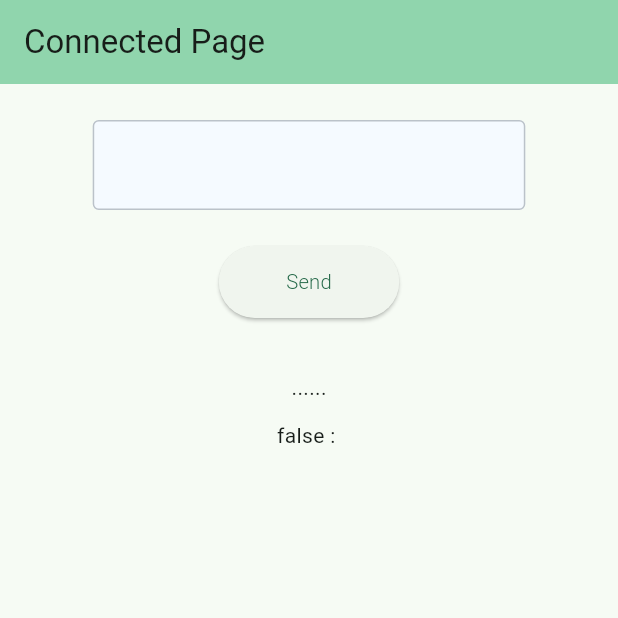
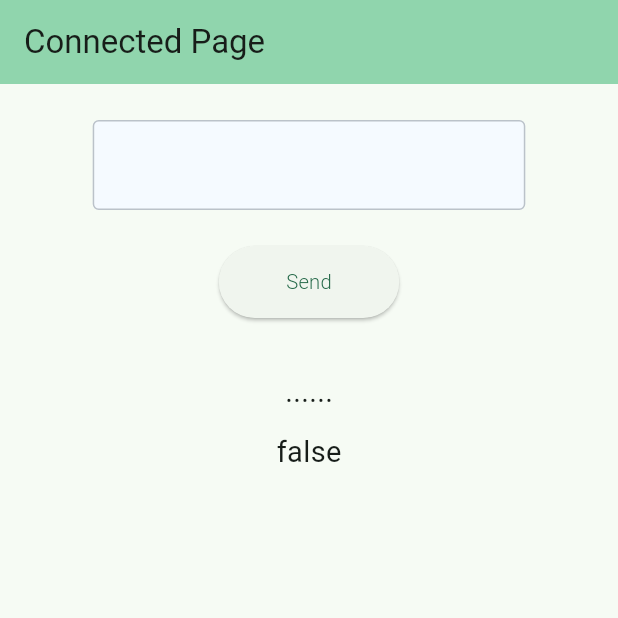
Before and after one commit to Luckychips/ble_tutorial, a Flutter app: the ConnectedPage screen opened directly, on a phone screen of 412 x 824 dp, the top half of it. Run offline on Flutter 3.47's test engine with Material 3 defaults, Android fonts, the phone set to English and light mode, and no system bars; our stand-ins replace flutter_blue_plus, flutter_riverpod, flutter_screenutil, loading_indicator, permission_handler, smooth_page_indicator.

```diff
--- a/lib/features/bluetooth/presentation/connected_page.dart
+++ b/lib/features/bluetooth/presentation/connected_page.dart
@@ -20,24 +20,24 @@ class ConnectedPage extends ConsumerStatefulWidget {
 
 class _ConnectedPageState extends ConsumerState<ConnectedPage> {
   static const String suid = '6E400001-B5A3-F393-E0A9-E50E24DCCA9E'; // nordic uart service uuid
-  late BluetoothDeviceController controller;
+  late BluetoothDeviceController _controller;
   late int _firmwareMaintainVersion;
   late BluetoothDevice _device;
   late StreamSubscription<BluetoothConnectionState> _connectionStateSubscription;
   late StreamSubscription<List<int>> _lastValueSubscription;
 
   final _cmdController = TextEditingController();
-  String _text = '......';
-  String _responseText = '';
-  bool _isMatchedCommand = false;
+  bool _isNormal = false;
+  String _response = '......';
+  String _data = '';
 
   @override
   void initState() {
     super.initState();
     Future.microtask(() {
-      controller = ref.read(bluetoothDeviceControllerProvider.notifier);
-      _firmwareMaintainVersion = controller.getFirmwareMaintainVersion();
-      _device = controller.getDevice()!;
+      _controller = ref.read(bluetoothDeviceControllerProvider.notifier);
+      _firmwareMaintainVersion = _controller.getFirmwareMaintainVersion();
+      _device = _controller.getDevice()!;
       _connectionStateSubscription = _device.connectionState.listen((state) async {
         if (state == BluetoothConnectionState.connected) {
           Future.delayed(const Duration(milliseconds: 1500), () async {
@@ -56,14 +56,31 @@ class _ConnectedPageState extends ConsumerState<ConnectedPage> {
                   break;
               }
 
-              _isMatchedCommand = false;
+              _isNormal = false;
               if (mounted && converted.isNotEmpty) {
                 setState(() {
-                  _text = converted;
+                  // _response = converted;
+                  List<String> messages = converted.split(':');
+                  if (messages.isNotEmpty) {
+                    _response = messages[0];
+                  }
+
                   if (isNormalReceived(_cmdController.text.codeUnits, value)) {
-                    _isMatchedCommand = true;
+                    _isNormal = true;
                     final List<int> trimmed = value.sublist(4, value.length - 2);
-                    _responseText = '${convertToInt16BigEndian(trimmed)}';
+                    if (hasAscii(_cmdController.text)) {
+                      _data = String.fromCharCodes(trimmed);
+                    } else {
+                      _data = '${convertToInt16BigEndian(trimmed)}';
+                    }
+                    // if (trimmed.length >= 5) {
+                      // if (isAsciiCharacter(trimmed[5])) {
+                      //   _data = String.fromCharCodes(trimmed);
+                      // } else {
+                      //   _data = '${convertToInt16BigEndian(trimmed)}';
+                      // }
+                    // }
+
                     _cmdController.text = '';
                   }
                 });
@@ -166,9 +183,20 @@ class _ConnectedPageState extends ConsumerState<ConnectedPage> {
                 )
             ),
             const SizedBox(height: 36),
-            Text(_text),
+            Text(
+              _response,
+              style: TextStyle(fontSize: 20.sp),
+            ),
             const SizedBox(height: 12),
-            Text('$_isMatchedCommand : $_responseText'),
+            Text(
+              '$_isNormal',
+              style: TextStyle(fontSize: 20.sp),
+            ),
+            const SizedBox(height: 12),
+            Text(
+              _data,
+              style: TextStyle(fontSize: 16.sp)
+            ),
           ],
         ),
       ),
--- a/lib/main.dart
+++ b/lib/main.dart
@@ -5,6 +5,7 @@ import 'package:flutter_riverpod/flutter_riverpod.dart';
 import 'package:flutter_screenutil/flutter_screenutil.dart';
 import 'package:permission_handler/permission_handler.dart';
 // this
+import 'package:ble_tutorial/features/entry/presentation/pager_page.dart';
 import 'package:ble_tutorial/features/entry/presentation/screen_page.dart';
 
 void main() {
@@ -43,6 +44,7 @@ class _MyHomePageState extends State<MyHomePage> {
     super.initState();
     checkBLEPermission().then((_) {
       if (mounted) {
+        // Navigator.pushReplacement(context, MaterialPageRoute(builder: (context) => PagerPage()));
         Navigator.pushReplacement(context, MaterialPageRoute(builder: (context) => const ScreenPage()));
       }
     });
--- a/pubspec.yaml
+++ b/pubspec.yaml
@@ -40,6 +40,7 @@ dependencies:
   loading_indicator: ^3.1.1
   flutter_screenutil: ^5.9.3
   flutter_riverpod: ^2.6.1
+  smooth_page_indicator: ^1.2.1
 
 dev_dependencies:
   flutter_test:
```
Also changed, not shown: lib/core/utils/command_parser.dart (+8 -0 lines), lib/features/bluetooth/presentation/scan_page.dart (+6 -2 lines), lib/features/entry/presentation/pager_page.dart (added, +83 -0 lines).
